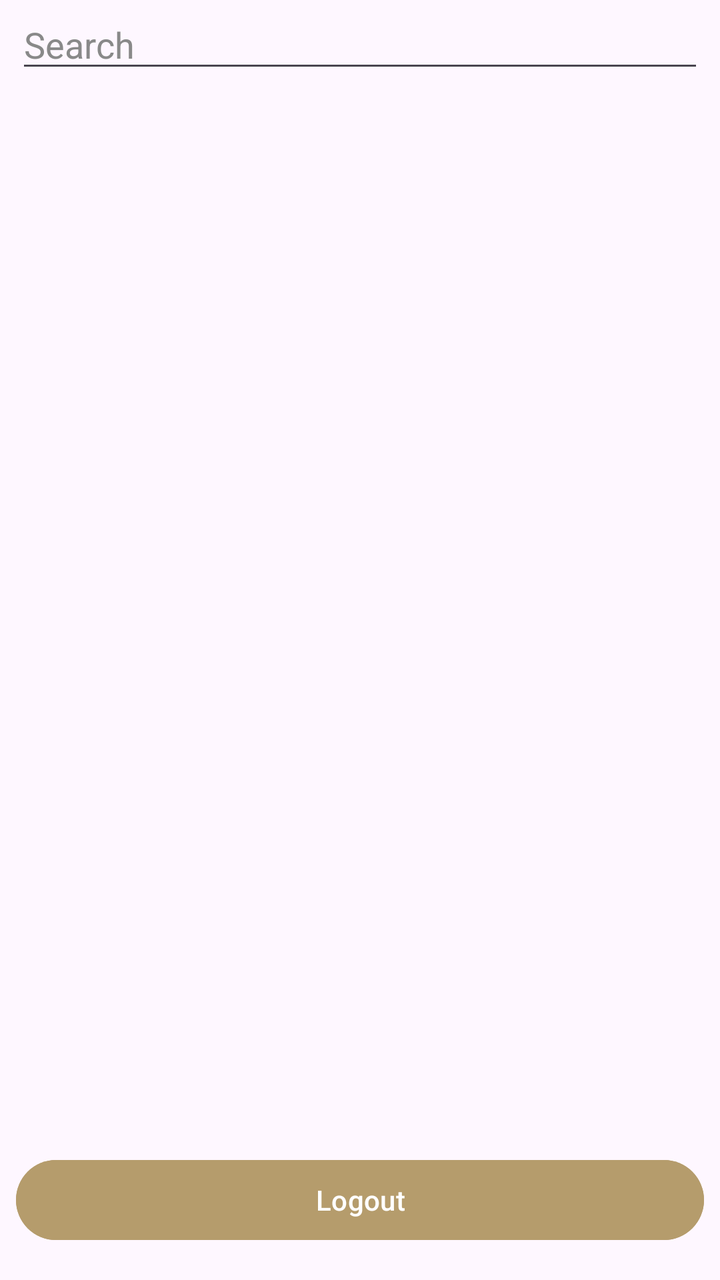
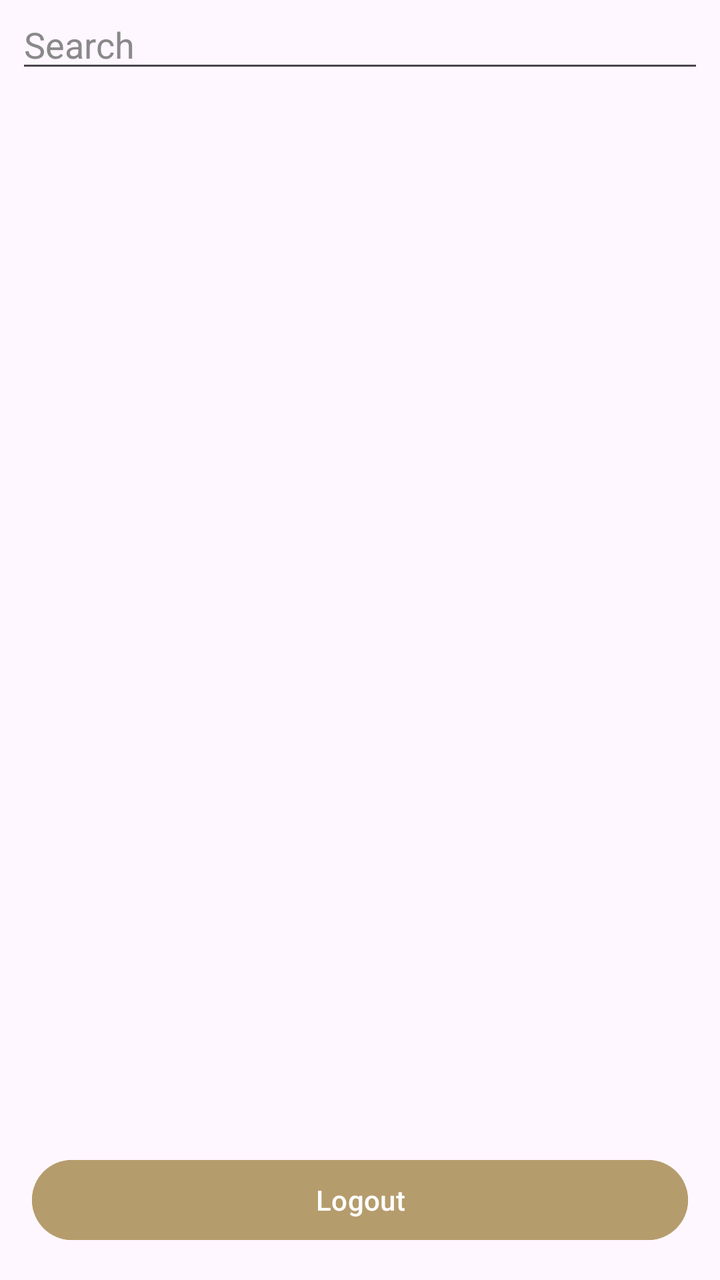

The first picture is an Android layout as it rendered before a commit; the second is the same layout after the commit. The layout source and the unified diff follow.
<!-- AndroidManifest.xml: application theme Theme.B07DemoSummer2024 -->
<!-- res/layout/activity_home_fragment.xml -->
<?xml version="1.0" encoding="utf-8"?>
<androidx.constraintlayout.widget.ConstraintLayout xmlns:android="http://schemas.android.com/apk/res/android"
    xmlns:app="http://schemas.android.com/apk/res-auto"
    xmlns:tools="http://schemas.android.com/tools"
    android:layout_width="match_parent"
    android:layout_height="match_parent"
    tools:context=".HomeFragment">

    <Button
        android:id="@+id/buttonFilterSaved"
        android:layout_width="0dp"
        android:layout_height="wrap_content"
        android:layout_marginStart="16dp"
        android:layout_marginTop="8dp"
        android:layout_marginEnd="16dp"
        android:backgroundTint="@color/lightgold"
        android:text="@string/show_saved"
        android:textColor="@color/white"
        android:visibility="gone"
        app:layout_constraintEnd_toEndOf="parent"
        app:layout_constraintHorizontal_bias="0.0"
        app:layout_constraintStart_toStartOf="parent"
        app:layout_constraintTop_toTopOf="parent" />

    <Button
        android:id="@+id/buttonManageItems"
        android:layout_width="0dp"
        android:layout_height="wrap_content"
        android:layout_marginStart="16dp"
        android:layout_marginEnd="16dp"
        android:layout_marginBottom="16dp"
        android:backgroundTint="@color/lightgold"
        android:text="@string/add_item"
        android:textColor="@color/white"
        android:visibility="gone"
        app:layout_constraintBottom_toTopOf="@+id/buttonLogout"
        app:layout_constraintEnd_toEndOf="parent"
        app:layout_constraintHorizontal_bias="0.0"
        app:layout_constraintStart_toStartOf="parent" />

    <Button
        android:id="@+id/buttonLogout"
        android:layout_width="0dp"
        android:layout_height="wrap_content"
        android:layout_marginStart="8dp"
        android:layout_marginEnd="8dp"
        android:layout_marginBottom="16dp"
        android:backgroundTint="@color/lightgold"
        android:text="@string/logout"
        android:textColor="@color/white"
        android:visibility="visible"
        app:layout_constraintBottom_toBottomOf="parent"
        app:layout_constraintEnd_toEndOf="parent"
        app:layout_constraintHorizontal_bias="0.0"
        app:layout_constraintStart_toStartOf="parent" />

    <androidx.recyclerview.widget.RecyclerView
        android:id="@+id/artifactCardGrid"
        android:layout_width="0dp"
        android:layout_height="0dp"
        android:layout_marginTop="8dp"
        android:layout_marginBottom="16dp"
        app:layout_constraintBottom_toTopOf="@+id/buttonManageItems"
        app:layout_constraintEnd_toEndOf="parent"
        app:layout_constraintHorizontal_bias="1.0"
        app:layout_constraintStart_toStartOf="parent"
        app:layout_constraintTop_toBottomOf="@+id/homeSearchEditText"
        app:layout_constraintVertical_bias="1.0" />

    <EditText
        android:id="@+id/homeSearchEditText"
        android:layout_width="0dp"
        android:layout_height="wrap_content"
        android:layout_marginStart="8dp"
        android:layout_marginEnd="8dp"
        android:ems="10"
        android:hint="@android:string/search_go"
        android:inputType="text"
        android:textColor="@color/white"
        android:textColorHint="@color/editor_hint"
        app:layout_constraintEnd_toEndOf="parent"
        app:layout_constraintStart_toStartOf="parent"
        app:layout_constraintTop_toBottomOf="@+id/buttonFilterSaved" />

</androidx.constraintlayout.widget.ConstraintLayout>
<!-- resources referenced by this layout -->
<resources>
  <color name="editor_hint">#FF898989</color>
  <color name="lightgold">#B59C6C</color>
  <color name="white">#FFFFFFFF</color>
  <string name="add_item">Add Artifact</string>
  <string name="logout">Logout</string>
  <string name="show_saved">Show Saved Artifacts</string>
  <style name="Theme.B07DemoSummer2024" parent="Base.Theme.B07DemoSummer2024" />
  <style name="Base.Theme.B07DemoSummer2024" parent="Theme.Material3.DayNight.NoActionBar">
          
          
          <item name="android:statusBarColor">@color/softblack</item>
          <item name="android:navigationBarColor">@color/softblack</item>
      </style>
  <color name="softblack">#161515</color>
</resources>

<!-- the commit's change to res/layout/activity_home_fragment.xml (unified diff, before → after) -->
@@ -28,7 +28,7 @@
         android:layout_height="wrap_content"
         android:layout_marginStart="16dp"
         android:layout_marginEnd="16dp"
-        android:layout_marginBottom="16dp"
+        android:layout_marginBottom="8dp"
         android:backgroundTint="@color/lightgold"
         android:text="@string/add_item"
         android:textColor="@color/white"
@@ -42,8 +42,8 @@
         android:id="@+id/buttonLogout"
         android:layout_width="0dp"
         android:layout_height="wrap_content"
-        android:layout_marginStart="8dp"
-        android:layout_marginEnd="8dp"
+        android:layout_marginStart="16dp"
+        android:layout_marginEnd="16dp"
         android:layout_marginBottom="16dp"
         android:backgroundTint="@color/lightgold"
         android:text="@string/logout"
